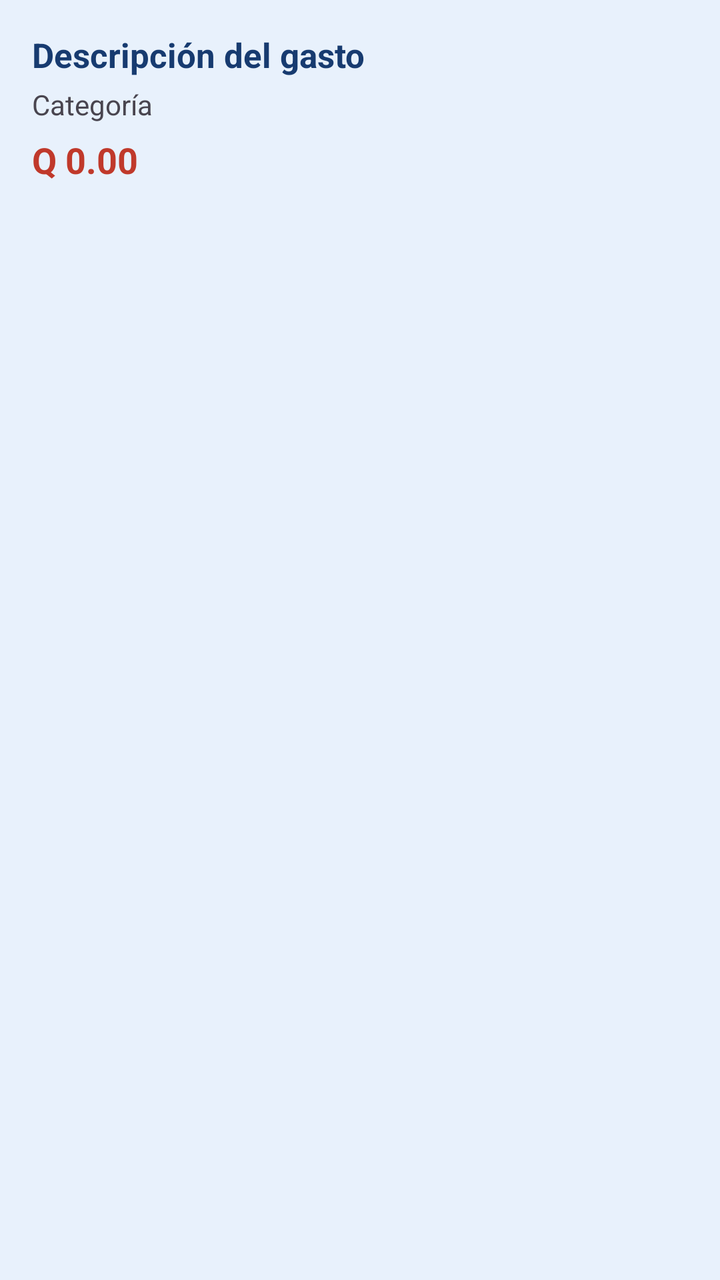
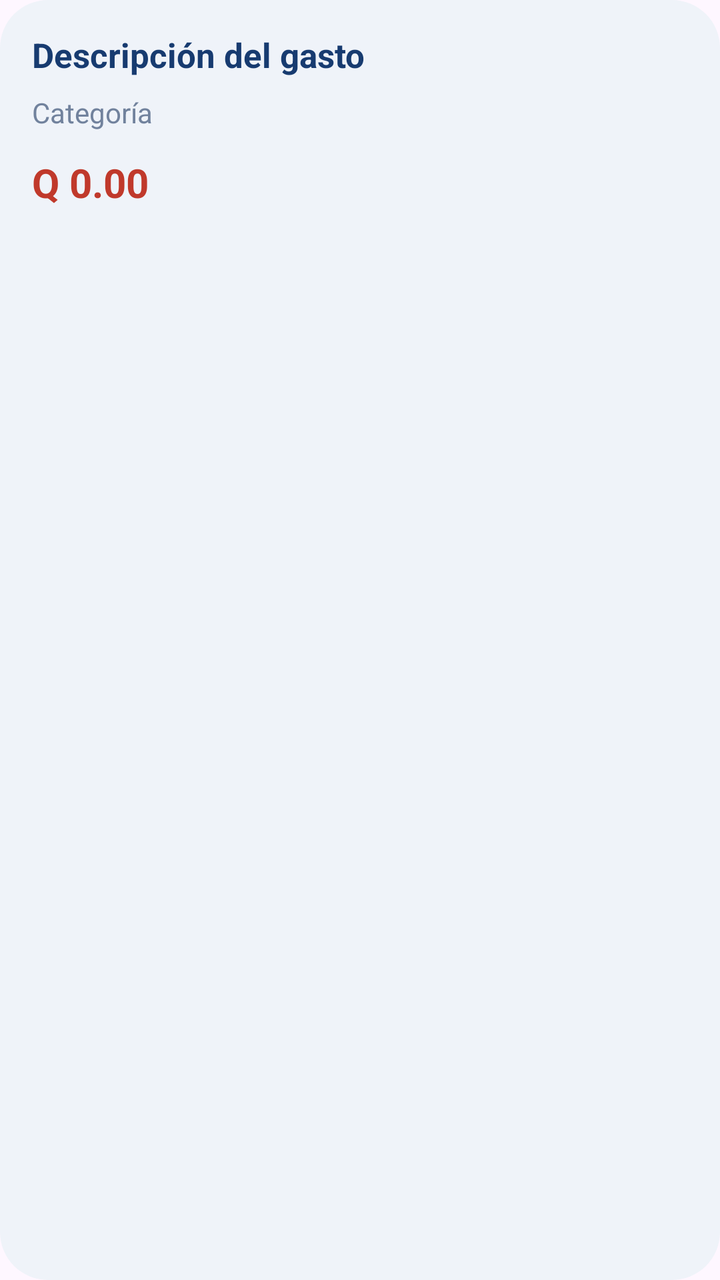

Compare the two renders of this Android layout. The source of the first and the diff that turns it into the second are given below.
<!-- AndroidManifest.xml: application theme Theme.ControlGastos -->
<!-- res/layout/item_gasto.xml -->
<?xml version="1.0" encoding="utf-8"?>
<LinearLayout xmlns:android="http://schemas.android.com/apk/res/android"
    android:layout_width="match_parent"
    android:layout_height="wrap_content"
    android:orientation="vertical"
    android:padding="16dp"
    android:layout_marginBottom="8dp"
    android:background="#E8F1FC">

    <TextView
        android:id="@+id/txtDescripcion"
        android:layout_width="match_parent"
        android:layout_height="wrap_content"
        android:text="Descripción del gasto"
        android:textSize="17sp"
        android:textStyle="bold"
        android:textColor="#173B70" />

    <TextView
        android:id="@+id/txtCategoria"
        android:layout_width="match_parent"
        android:layout_height="wrap_content"
        android:text="Categoría"
        android:textSize="14sp"
        android:layout_marginTop="4dp" />

    <TextView
        android:id="@+id/txtMonto"
        android:layout_width="match_parent"
        android:layout_height="wrap_content"
        android:text="Q 0.00"
        android:textSize="18sp"
        android:textStyle="bold"
        android:textColor="#C0392B"
        android:layout_marginTop="6dp" />

</LinearLayout>
<!-- resources referenced by this layout -->
<resources>
  <style name="Theme.ControlGastos" parent="Base.Theme.ControlGastos" />
  <style name="Base.Theme.ControlGastos" parent="Theme.Material3.DayNight.NoActionBar">
          
          
      </style>
</resources>

<!-- the commit's change to res/layout/item_gasto.xml (unified diff, before → after) -->
@@ -1,11 +1,12 @@
 <?xml version="1.0" encoding="utf-8"?>
-<LinearLayout xmlns:android="http://schemas.android.com/apk/res/android"
-    android:layout_width="match_parent"
+<LinearLayout
+    xmlns:android="http://schemas.android.com/apk/res/android"
+    android:layout_width="240dp"
     android:layout_height="wrap_content"
     android:orientation="vertical"
     android:padding="16dp"
-    android:layout_marginBottom="8dp"
-    android:background="#E8F1FC">
+    android:layout_marginEnd="12dp"
+    android:background="@drawable/fondo_tarjeta_gasto">
 
     <TextView
         android:id="@+id/txtDescripcion"
@@ -14,7 +15,8 @@
         android:text="Descripción del gasto"
         android:textSize="17sp"
         android:textStyle="bold"
-        android:textColor="#173B70" />
+        android:textColor="#173B70"
+        android:maxLines="2" />
 
     <TextView
         android:id="@+id/txtCategoria"
@@ -22,16 +24,17 @@
         android:layout_height="wrap_content"
         android:text="Categoría"
         android:textSize="14sp"
-        android:layout_marginTop="4dp" />
+        android:textColor="#71829D"
+        android:layout_marginTop="8dp" />
 
     <TextView
         android:id="@+id/txtMonto"
         android:layout_width="match_parent"
         android:layout_height="wrap_content"
         android:text="Q 0.00"
-        android:textSize="18sp"
+        android:textSize="20sp"
         android:textStyle="bold"
         android:textColor="#C0392B"
-        android:layout_marginTop="6dp" />
+        android:layout_marginTop="12dp" />
 
 </LinearLayout>
<!-- resource entries referenced after the edit -->
@@ -1,5 +1,15 @@
 <!-- resources referenced by this layout -->
 <resources>
+  <!-- drawable fondo_tarjeta_gasto (drawable) -->
+  <?xml version="1.0" encoding="utf-8"?>
+  <shape xmlns:android="http://schemas.android.com/apk/res/android"
+      android:shape="rectangle">
+  
+      <solid android:color="#EFF3F9" />
+  
+      <corners android:radius="24dp" />
+  
+  </shape>
   <style name="Theme.ControlGastos" parent="Base.Theme.ControlGastos" />
   <style name="Base.Theme.ControlGastos" parent="Theme.Material3.DayNight.NoActionBar">
           
